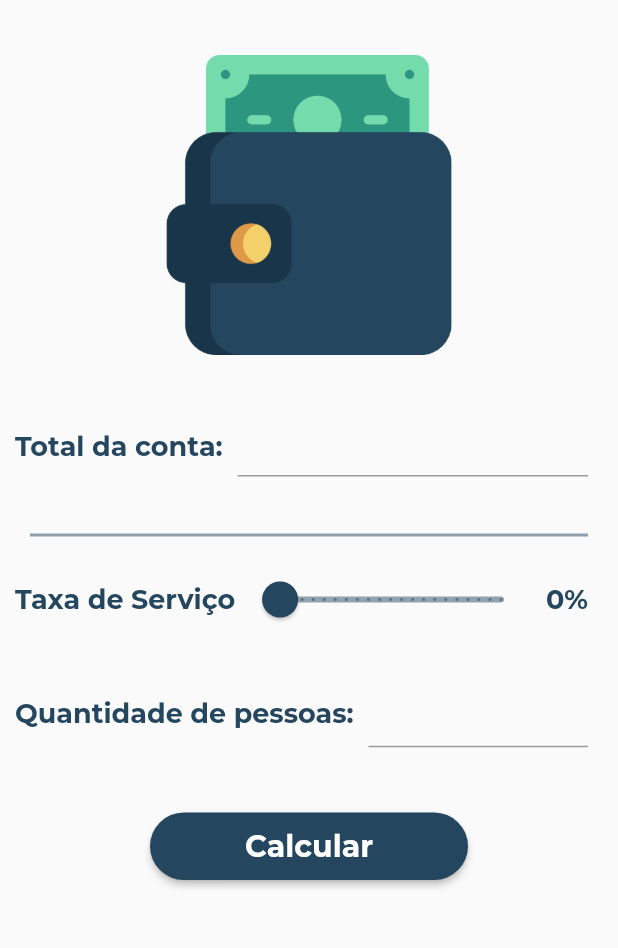
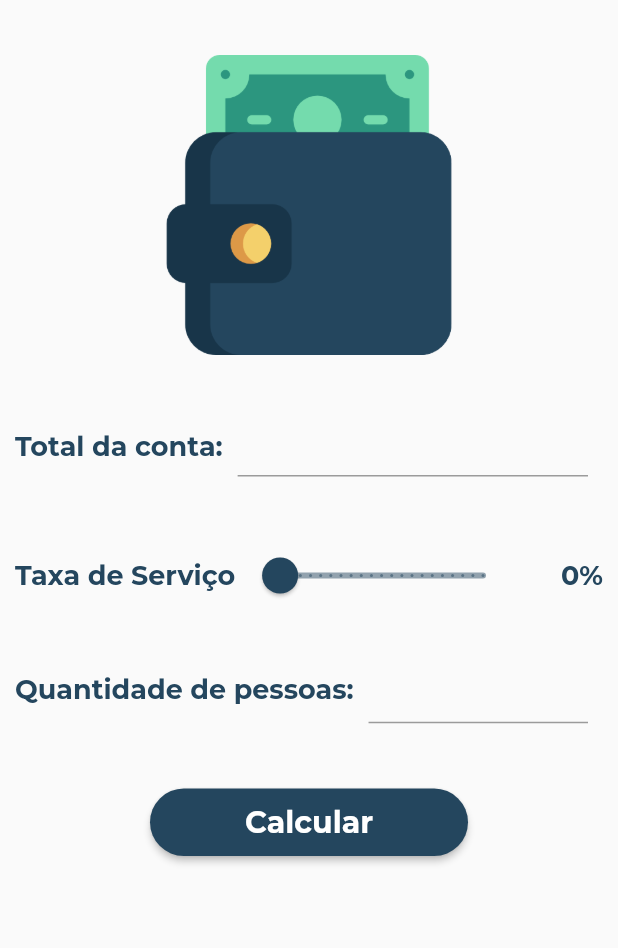
Before and after one commit to giovannasousa01/racha-conta-app, a Flutter app: the screen it shows after launch, on a phone screen of 412 x 824 dp, the part 65-1013 px from its top. Run offline on Flutter 3.47's test engine with Material 2 defaults, Android fonts, the phone set to English and light mode, and no system bars.

Commit message:
Conserto no design da tela inicial e dos widgets personalizados

```diff
--- a/lib/home_page.dart
+++ b/lib/home_page.dart
@@ -92,19 +92,7 @@ class _HomePageState extends State<HomePage> {
             ),
             Padding(
               padding: const EdgeInsets.only(
-                top: 20.0,
-                bottom: 10.0,
-                left: 20.0,
-                right: 20.0,
-              ),
-              child: Divider(
-                thickness: 2.0,
-                color: const Color(0xff24465e).withOpacity(0.5),
-              ),
-            ),
-            Padding(
-              padding: const EdgeInsets.only(
-                top: 10.0,
+                top: 40.0,
                 bottom: 10.0,
                 left: 10.0,
                 right: 10.0,
@@ -149,8 +137,10 @@ class _HomePageState extends State<HomePage> {
                         )),
                   ),
                   Container(
+                    width: 50,
                     alignment: Alignment.centerRight,
-                    padding: const EdgeInsets.only(bottom: 10.0, right: 10.0),
+                    padding:
+                        const EdgeInsets.only(bottom: 10.0),
                     child: Text(
                       '${valorSlider.round()}%',
                       style: const TextStyle(
--- a/lib/widgets/custom_slider_widget.dart
+++ b/lib/widgets/custom_slider_widget.dart
@@ -4,7 +4,6 @@ class CustomSliderWidget extends StatelessWidget {
   const CustomSliderWidget({super.key, required this.child});
 
   final Widget child;
-
 
   @override
   Widget build(BuildContext context) {
@@ -25,8 +24,9 @@ class CustomSliderWidget extends StatelessWidget {
         valueIndicatorColor: const Color(0xff24465e),
         valueIndicatorTextStyle: const TextStyle(
           color: Colors.white,
+          fontFamily: 'Montserrat',
+          fontWeight: FontWeight.bold,
         ),
-
       ),
       child: child,
     );
```
